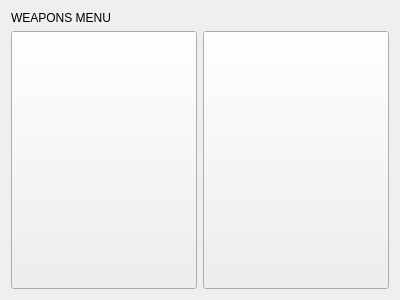
MarcoBiroli/Worms, file WormsWar2/weapon_menu.ui: the form before one commit.
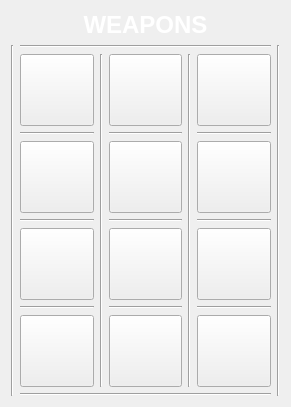
The form after the commit. Icons and pictures are not drawn.

Commit message: Images cleanup + colliders+ pretty weapon menu

Diff of the .ui file:
```diff
--- a/WormsWar2/weapon_menu.ui
+++ b/WormsWar2/weapon_menu.ui
@@ -6,31 +6,234 @@
    <rect>
     <x>0</x>
     <y>0</y>
-    <width>400</width>
-    <height>300</height>
+    <width>291</width>
+    <height>407</height>
    </rect>
   </property>
   <property name="windowTitle">
    <string>Form</string>
   </property>
+  <property name="styleSheet">
+   <string notr="true">border-image: url(:/Images/menu/wood.png)0 0 0 0 stretch stretch</string>
+  </property>
   <layout class="QGridLayout" name="gridLayout">
-   <item row="1" column="2">
-    <widget class="QPushButton" name="GrenadeButton">
+   <item row="9" column="1" colspan="5">
+    <widget class="Line" name="line_13">
+     <property name="orientation">
+      <enum>Qt::Horizontal</enum>
+     </property>
+    </widget>
+   </item>
+   <item row="7" column="1">
+    <widget class="Line" name="line_8">
+     <property name="orientation">
+      <enum>Qt::Horizontal</enum>
+     </property>
+    </widget>
+   </item>
+   <item row="7" column="3">
+    <widget class="Line" name="line_7">
+     <property name="orientation">
+      <enum>Qt::Horizontal</enum>
+     </property>
+    </widget>
+   </item>
+   <item row="3" column="3">
+    <widget class="Line" name="line_11">
+     <property name="orientation">
+      <enum>Qt::Horizontal</enum>
+     </property>
+    </widget>
+   </item>
+   <item row="5" column="3">
+    <widget class="Line" name="line_5">
+     <property name="orientation">
+      <enum>Qt::Horizontal</enum>
+     </property>
+    </widget>
+   </item>
+   <item row="2" column="2" rowspan="7">
+    <widget class="Line" name="line">
+     <property name="orientation">
+      <enum>Qt::Vertical</enum>
+     </property>
+    </widget>
+   </item>
+   <item row="3" column="5">
+    <widget class="Line" name="line_9">
+     <property name="orientation">
+      <enum>Qt::Horizontal</enum>
+     </property>
+    </widget>
+   </item>
+   <item row="7" column="5">
+    <widget class="Line" name="line_6">
+     <property name="orientation">
+      <enum>Qt::Horizontal</enum>
+     </property>
+    </widget>
+   </item>
+   <item row="5" column="5">
+    <widget class="Line" name="line_10">
+     <property name="orientation">
+      <enum>Qt::Horizontal</enum>
+     </property>
+    </widget>
+   </item>
+   <item row="1" column="0" rowspan="9">
+    <widget class="Line" name="line_14">
      <property name="sizePolicy">
+      <sizepolicy hsizetype="Fixed" vsizetype="Expanding">
+       <horstretch>0</horstretch>
+       <verstretch>0</verstretch>
+      </sizepolicy>
+     </property>
+     <property name="orientation">
+      <enum>Qt::Vertical</enum>
+     </property>
+    </widget>
+   </item>
+   <item row="3" column="1">
+    <widget class="Line" name="line_12">
+     <property name="orientation">
+      <enum>Qt::Horizontal</enum>
+     </property>
+    </widget>
+   </item>
+   <item row="5" column="1">
+    <widget class="Line" name="line_4">
+     <property name="orientation">
+      <enum>Qt::Horizontal</enum>
+     </property>
+    </widget>
+   </item>
+   <item row="1" column="1" colspan="5">
+    <widget class="Line" name="line_3">
+     <property name="orientation">
+      <enum>Qt::Horizontal</enum>
+     </property>
+    </widget>
+   </item>
+   <item row="2" column="4" rowspan="7">
+    <widget class="Line" name="line_2">
+     <property name="orientation">
+      <enum>Qt::Vertical</enum>
+     </property>
+    </widget>
+   </item>
+   <item row="4" column="3">
+    <widget class="QPushButton" name="GunBotton">
+     <property name="sizePolicy">
       <sizepolicy hsizetype="Minimum" vsizetype="Expanding">
        <horstretch>0</horstretch>
        <verstretch>0</verstretch>
       </sizepolicy>
      </property>
      <property name="styleSheet">
-      <string notr="true">border-image: url(:/Images/Grenade.png) 0 0 0 0 stretch stretch</string>
+      <string notr="true">border-image: url(:/Images/weapons/Gun_right.png) 0 0 0 0 stretch stretch</string>
      </property>
      <property name="text">
       <string/>
      </property>
     </widget>
    </item>
-   <item row="1" column="1">
+   <item row="8" column="3">
+    <widget class="QPushButton" name="BatButton">
+     <property name="sizePolicy">
+      <sizepolicy hsizetype="Minimum" vsizetype="Expanding">
+       <horstretch>0</horstretch>
+       <verstretch>0</verstretch>
+      </sizepolicy>
+     </property>
+     <property name="styleSheet">
+      <string notr="true">border-image: url(:/Images/weapons/Bat_left.png)0 0 0 0 stretch stretch</string>
+     </property>
+     <property name="text">
+      <string/>
+     </property>
+    </widget>
+   </item>
+   <item row="6" column="3">
+    <widget class="QPushButton" name="MagnetButton">
+     <property name="sizePolicy">
+      <sizepolicy hsizetype="Minimum" vsizetype="Expanding">
+       <horstretch>0</horstretch>
+       <verstretch>0</verstretch>
+      </sizepolicy>
+     </property>
+     <property name="styleSheet">
+      <string notr="true">border-image:url(:/Images/weapons/Magnet_left.png) 0 0 0 0 stretch stretch </string>
+     </property>
+     <property name="text">
+      <string/>
+     </property>
+    </widget>
+   </item>
+   <item row="4" column="1">
+    <widget class="QPushButton" name="DynamiteBotton">
+     <property name="sizePolicy">
+      <sizepolicy hsizetype="Minimum" vsizetype="Expanding">
+       <horstretch>0</horstretch>
+       <verstretch>0</verstretch>
+      </sizepolicy>
+     </property>
+     <property name="styleSheet">
+      <string notr="true">border-image: url(:/Images/weapons/Dynamite_left.png)0 0 0 0 stretch stretch</string>
+     </property>
+     <property name="text">
+      <string/>
+     </property>
+    </widget>
+   </item>
+   <item row="6" column="1">
+    <widget class="QPushButton" name="MeteorButton">
+     <property name="sizePolicy">
+      <sizepolicy hsizetype="Minimum" vsizetype="Expanding">
+       <horstretch>0</horstretch>
+       <verstretch>0</verstretch>
+      </sizepolicy>
+     </property>
+     <property name="styleSheet">
+      <string notr="true">border-image:url(:/Images/weapons/Meteor_right.png) 0 0 0 0 stretch stretch</string>
+     </property>
+     <property name="text">
+      <string/>
+     </property>
+    </widget>
+   </item>
+   <item row="8" column="1">
+    <widget class="QPushButton" name="MissileButton">
+     <property name="sizePolicy">
+      <sizepolicy hsizetype="Minimum" vsizetype="Expanding">
+       <horstretch>0</horstretch>
+       <verstretch>0</verstretch>
+      </sizepolicy>
+     </property>
+     <property name="styleSheet">
+      <string notr="true">border-image:url(:/Images/weapons/Missile_right.png) 0 0 0 0 stretch stretch</string>
+     </property>
+     <property name="text">
+      <string/>
+     </property>
+    </widget>
+   </item>
+   <item row="2" column="3">
+    <widget class="QPushButton" name="BlueGrenadeButton">
+     <property name="sizePolicy">
+      <sizepolicy hsizetype="Minimum" vsizetype="Expanding">
+       <horstretch>0</horstretch>
+       <verstretch>0</verstretch>
+      </sizepolicy>
+     </property>
+     <property name="styleSheet">
+      <string notr="true">border-image:url(:/Images/weapons/BlueGrenade_left.png) 0 0 0 0 stretch stretch</string>
+     </property>
+     <property name="text">
+      <string/>
+     </property>
+    </widget>
+   </item>
+   <item row="2" column="1">
     <widget class="QPushButton" name="BazookaButton">
      <property name="sizePolicy">
       <sizepolicy hsizetype="Minimum" vsizetype="Expanding">
@@ -46,10 +249,86 @@
      </property>
     </widget>
    </item>
-   <item row="0" column="1" colspan="2">
+   <item row="2" column="5">
+    <widget class="QPushButton" name="GrenadeBotton">
+     <property name="sizePolicy">
+      <sizepolicy hsizetype="Minimum" vsizetype="Expanding">
+       <horstretch>0</horstretch>
+       <verstretch>0</verstretch>
+      </sizepolicy>
+     </property>
+     <property name="styleSheet">
+      <string notr="true">border-image:url(:/Images/weapons/Grenade_right.png) 0 0 0 0 stretch stretch
+</string>
+     </property>
+     <property name="text">
+      <string/>
+     </property>
+    </widget>
+   </item>
+   <item row="4" column="5">
+    <widget class="QPushButton" name="AirstrikeButton">
+     <property name="sizePolicy">
+      <sizepolicy hsizetype="Minimum" vsizetype="Expanding">
+       <horstretch>0</horstretch>
+       <verstretch>0</verstretch>
+      </sizepolicy>
+     </property>
+     <property name="styleSheet">
+      <string notr="true">border-image: url(:/Images/weapons/Airstrike_left.png) 0 0 0 0 stretch stretch</string>
+     </property>
+     <property name="text">
+      <string/>
+     </property>
+    </widget>
+   </item>
+   <item row="6" column="5">
+    <widget class="QPushButton" name="MineButton">
+     <property name="sizePolicy">
+      <sizepolicy hsizetype="Minimum" vsizetype="Expanding">
+       <horstretch>0</horstretch>
+       <verstretch>0</verstretch>
+      </sizepolicy>
+     </property>
+     <property name="styleSheet">
+      <string notr="true">border-image: url(:/Images/weapons/Mine_left.png)0 0 0 0 stretch stretch</string>
+     </property>
+     <property name="text">
+      <string/>
+     </property>
+    </widget>
+   </item>
+   <item row="8" column="5">
+    <widget class="QPushButton" name="MonsterbombButton">
+     <property name="sizePolicy">
+      <sizepolicy hsizetype="Minimum" vsizetype="Expanding">
+       <horstretch>0</horstretch>
+       <verstretch>0</verstretch>
+      </sizepolicy>
+     </property>
+     <property name="styleSheet">
+      <string notr="true">border-image:url(:/Images/weapons/MonsterBomb_left.png) 0 0 0 0 stretch stretch</string>
+     </property>
+     <property name="text">
+      <string/>
+     </property>
+    </widget>
+   </item>
+   <item row="1" column="6" rowspan="9">
+    <widget class="Line" name="line_15">
+     <property name="orientation">
+      <enum>Qt::Vertical</enum>
+     </property>
+    </widget>
+   </item>
+   <item row="0" column="0" colspan="7">
     <widget class="QLabel" name="label">
      <property name="text">
-      <string>WEAPONS MENU</string>
+      <string>&lt;!DOCTYPE HTML PUBLIC &quot;-//W3C//DTD HTML 4.0//EN&quot; &quot;http://www.w3.org/TR/REC-html40/strict.dtd&quot;&gt;
+&lt;html&gt;&lt;head&gt;&lt;meta name=&quot;qrichtext&quot; content=&quot;1&quot; /&gt;&lt;style type=&quot;text/css&quot;&gt;
+p, li { white-space: pre-wrap; }
+&lt;/style&gt;&lt;/head&gt;&lt;body style=&quot; font-family:'.SF NS Text'; font-size:13pt; font-weight:400; font-style:normal;&quot;&gt;
+&lt;p align=&quot;center&quot; style=&quot; margin-top:0px; margin-bottom:0px; margin-left:0px; margin-right:0px; -qt-block-indent:0; text-indent:0px;&quot;&gt;&lt;span style=&quot; font-size:18pt; font-weight:600; color:#ffffff;&quot;&gt;WEAPONS&lt;/span&gt;&lt;/p&gt;&lt;/body&gt;&lt;/html&gt;</string>
      </property>
     </widget>
    </item>
```
Left out of the diff: 2 changed lines with no effect on the pictures. The commit also changes 46 other files.
